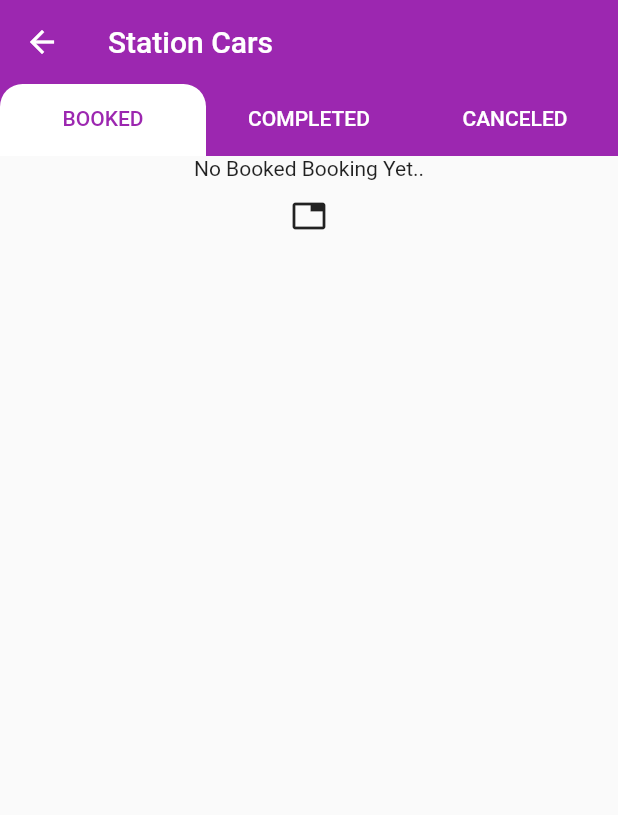
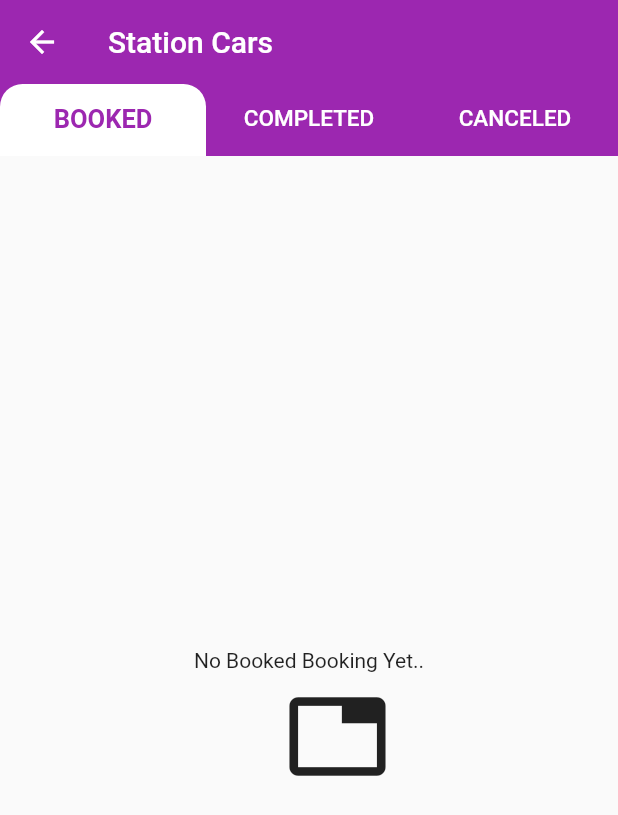
Before and after one commit to aezazfb/Gatwick, a Flutter app: the RideHistory screen opened by its route, on a phone screen of 412 x 824 dp. Shown: the top 815 px of the screen. Run offline on Flutter 3.47's test engine with Material 2 defaults, Android fonts, the light colour scheme and no system bars; our stand-ins replace connectivity, flutter_spinkit, flutter_swiper, geolocator, google_fonts, google_maps_flutter and 2 more; missing offline and left inert: flutter_dropdown, flutter_polyline_points, geocoder, mailer; network calls fail.

Commit message:
initial git

```diff
--- a/lib/UI/ride_history.dart
+++ b/lib/UI/ride_history.dart
@@ -11,8 +11,17 @@ class RideHistory extends StatelessWidget {
               elevation: 0.0,
               title: Text('Station Cars'),
               bottom: TabBar(
+                labelPadding: EdgeInsets.zero,
                 indicatorColor: Colors.purple,
+                physics: BouncingScrollPhysics(),
                 unselectedLabelColor: Colors.white,
+                labelStyle: TextStyle(
+                  fontWeight: FontWeight.w600,
+                  fontSize: 17,
+                ),
+                unselectedLabelStyle: TextStyle(
+                  fontSize: 15,
+                ),
                 labelColor: Colors.purple,
                 indicatorSize: TabBarIndicatorSize.tab,
                 indicator: BoxDecoration(
@@ -38,18 +47,28 @@ class RideHistory extends StatelessWidget {
               children: [
                 Center(
                     child: Column(
-                  crossAxisAlignment: CrossAxisAlignment.center,
+                      mainAxisAlignment: MainAxisAlignment.center,
                   children: [
                     Text('No Booked Booking Yet..'),
-                    IconButton(icon: Icon(Icons.tab), onPressed: () {}),
+                    IconButton(
+                        icon: Icon(
+                          Icons.tab,
+                          size: 70,
+                        ),
+                        onPressed: () {}),
                   ],
                 )),
                 Center(
                     child: Column(
-                  crossAxisAlignment: CrossAxisAlignment.center,
+                      mainAxisAlignment: MainAxisAlignment.center,
                   children: [
                     Text('No Completed Booking Yet..'),
-                    IconButton(icon: Icon(Icons.tab), onPressed: () {}),
+                    IconButton(
+                        icon: Icon(
+                          Icons.collections_bookmark_rounded,
+                          size: 70,
+                        ),
+                        onPressed: () {}),
                   ],
                 )),
                 Center(child: Text('CANCELED'))
```
Also changed, not shown: lib/UI/login_screen.dart (+19 -0 lines), lib/UI/map_screen.dart (+17 -5 lines), lib/states/map_state.dart (+75 -1 lines), 1 other file.
